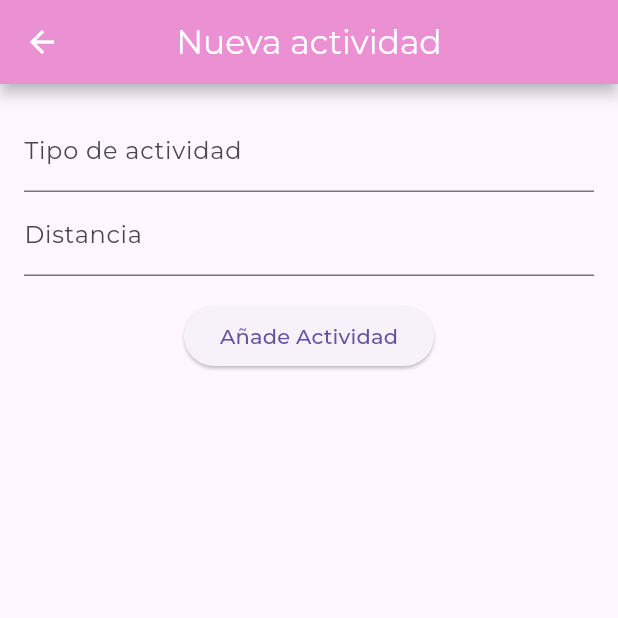
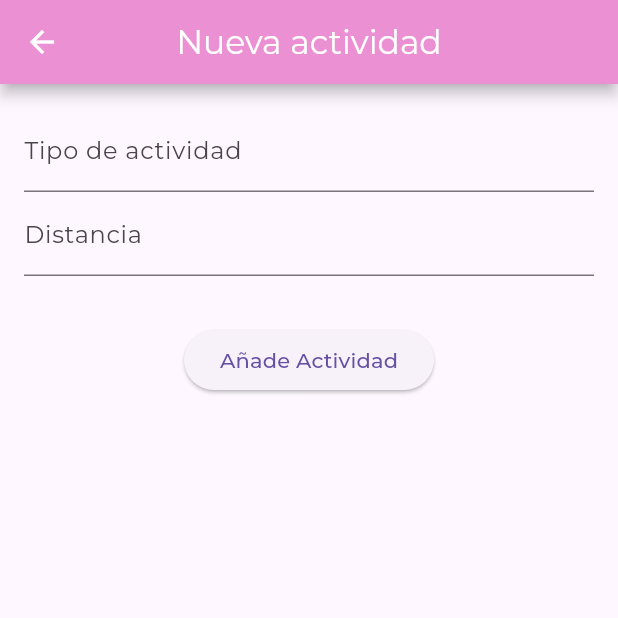
Before and after one commit to poqueque/plexus_2024_fitness_time, a Flutter app: the screen it shows after launch, after a tap on the "add" icon, on a phone screen of 412 x 824 dp, the top half of it. Run offline on Flutter 3.47's test engine with Material 3 defaults, Android fonts, the phone set to English and light mode, and no system bars; our stand-ins replace google_fonts.

Commit message:
After Session 5

```diff
--- a/lib/main.dart
+++ b/lib/main.dart
@@ -2,8 +2,6 @@ import 'package:fitness_time/screens/home.dart';
 import 'package:fitness_time/styles/app_styles.dart';
 import 'package:flutter/material.dart';
 import 'package:google_fonts/google_fonts.dart';
-
-import 'screens/profile_page.dart';
 
 void main() {
   runApp(const MyApp());
--- a/lib/screens/home.dart
+++ b/lib/screens/home.dart
@@ -4,6 +4,8 @@ import 'package:fitness_time/widgets/activity_card.dart';
 import 'package:flutter/material.dart';
 
 import 'new_activity.dart';
+
+List<Activity> activities = [];
 
 class Home extends StatefulWidget {
   const Home({super.key});
@@ -13,8 +15,6 @@ class Home extends StatefulWidget {
 }
 
 class _HomeState extends State<Home> {
-  List<Activity> activities = [];
-
   @override
   Widget build(BuildContext context) {
     return Scaffold(
@@ -47,7 +47,36 @@ class _HomeState extends State<Home> {
                   ],
                 ),
               ),
-            for (var activity in activities) ActivityCard(activity: activity),
+            for (var activity in activities)
+              Dismissible(
+                key: UniqueKey(),
+                onDismissed: (direction) {
+                  activities.remove(activity);
+                },
+                child: InkWell(
+                  onTap: () {
+                    showModalBottomSheet(
+                        context: context,
+                        builder: (context) {
+                          return Column(
+                            mainAxisSize: MainAxisSize.min,
+                            children: [
+                              ListTile(
+                                leading: const Icon(Icons.delete),
+                                title: const Text("Eliminar actividad"),
+                                onTap: () {
+                                  activities.remove(activity);
+                                  setState(() {});
+                                  Navigator.pop(context);
+                                },
+                              )
+                            ],
+                          );
+                        });
+                  },
+                  child: ActivityCard(activity: activity),
+                ),
+              ),
           ],
         ),
       ),
--- a/lib/screens/new_activity.dart
+++ b/lib/screens/new_activity.dart
@@ -1,19 +1,13 @@
 import 'package:fitness_time/models/activity.dart';
 import 'package:flutter/material.dart';
 
-class NewActivity extends StatefulWidget {
+class NewActivity extends StatelessWidget {
   const NewActivity({super.key});
 
   @override
-  State<NewActivity> createState() => _NewActivityState();
-}
-
-class _NewActivityState extends State<NewActivity> {
-  TextEditingController activityController = TextEditingController();
-  TextEditingController distanceController = TextEditingController();
-
-  @override
   Widget build(BuildContext context) {
+    TextEditingController activityController = TextEditingController();
+    TextEditingController distanceController = TextEditingController();
     return Scaffold(
         appBar: AppBar(
           title: const Text("Nueva actividad"),
@@ -36,7 +30,7 @@ class _NewActivityState extends State<NewActivity> {
                   labelText: 'Distancia',
                 ),
               ),
-              const SizedBox(height: 16),
+              const SizedBox(height: 32),
               ElevatedButton(
                 onPressed: () {
                   var activityType = activityController.text;
```
